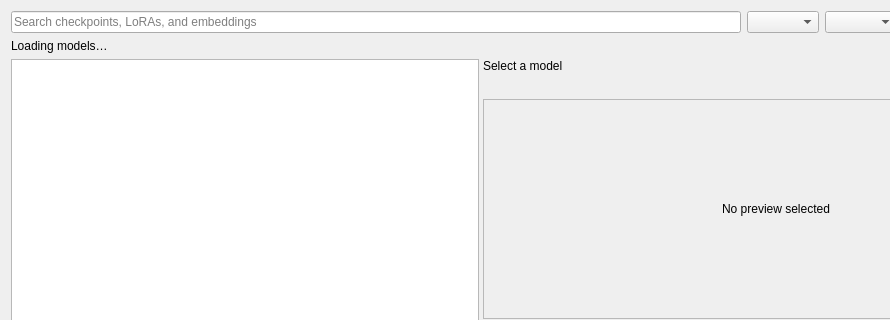
The window that src/airunner/components/application/gui/windows/main/templates/civitai_browser_dialog.ui (Capsize-Games/airunner) describes before a commit, drawn with Qt 5; both pictures show x 0 to 890 and y 0 to 320 of the 1080 by 720 pixel window.
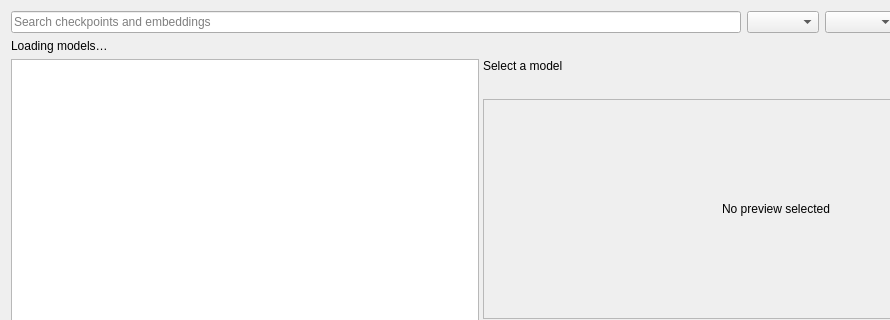
The same window after the commit.

Diff of the .ui file:
```diff
--- a/src/airunner/components/application/gui/windows/main/templates/civitai_browser_dialog.ui
+++ b/src/airunner/components/application/gui/windows/main/templates/civitai_browser_dialog.ui
@@ -19,7 +19,7 @@
      <item>
       <widget class="QLineEdit" name="search_line_edit">
        <property name="placeholderText">
-        <string>Search checkpoints, LoRAs, and embeddings</string>
+        <string>Search checkpoints and embeddings</string>
        </property>
       </widget>
      </item>
```
